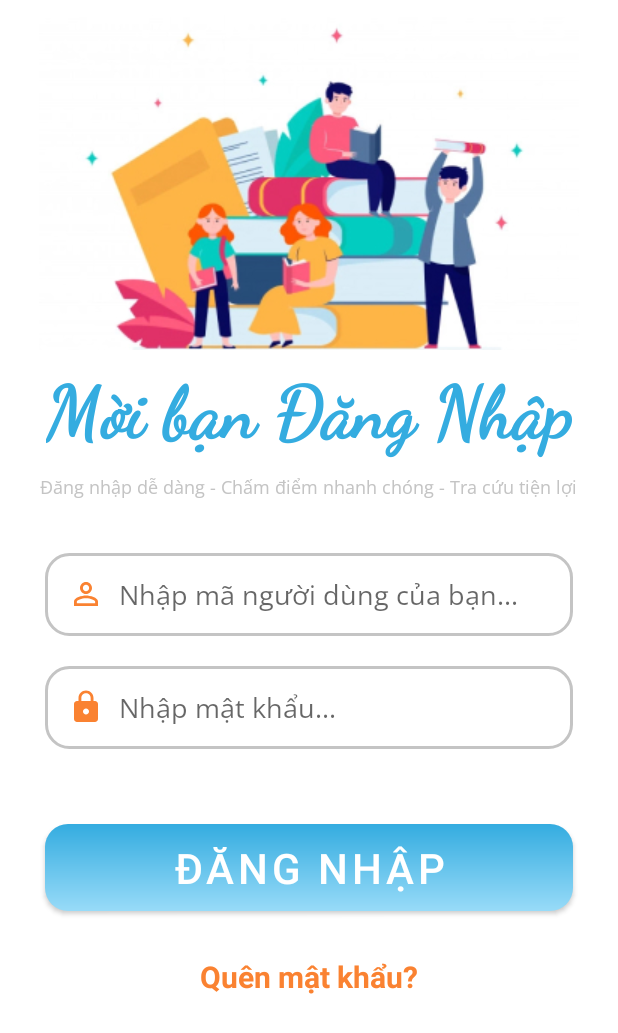
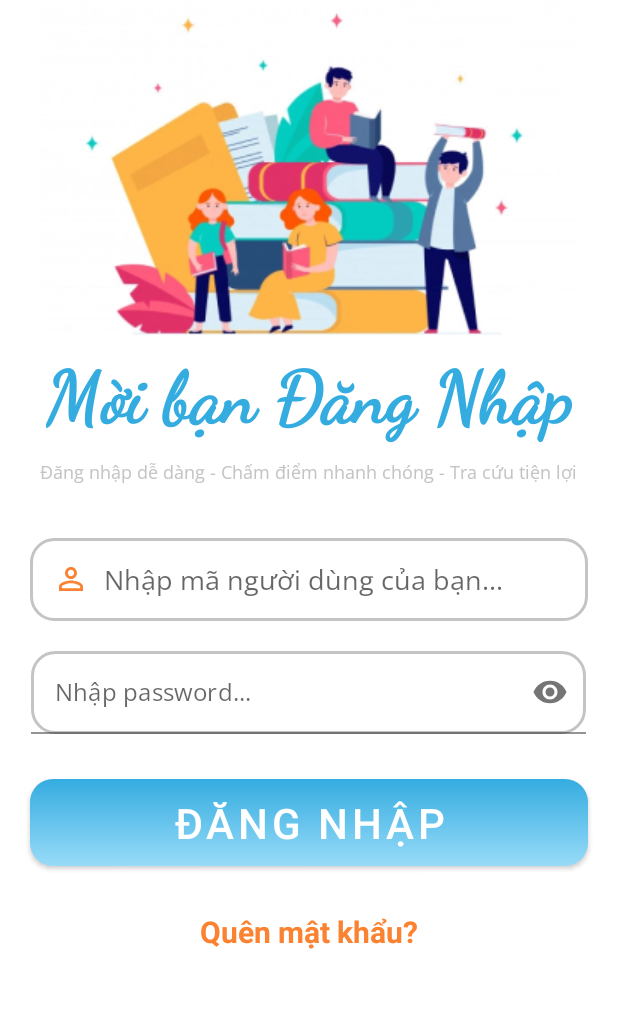
Before and after one commit to nguyenson257/AppDiemRenLuyen, an Android app: the DangNhap screen opened directly, with no data from a screen before it, on a phone screen of 412 x 824 dp. Shown: the top 1033 px of the screen. Run offline under Robolectric (Android 15) with nearby library versions, the phone set to English and light mode, and no system bars.

Commit message:
Mien update

```diff
--- a/app/src/main/java/com/example/diemrenluyen/DangNhap.java
+++ b/app/src/main/java/com/example/diemrenluyen/DangNhap.java
@@ -103,7 +103,7 @@ public class DangNhap extends AppCompatActivity {
 
     public void init(){
         txt_username = findViewById(R.id.txt_username);
-        txt_password = findViewById(R.id.txt_password);
+        txt_password = findViewById(R.id.pass);
         btn_dangnhap = findViewById(R.id.btn_dangnhap);
     }
 }
--- /dev/null
+++ b/app/src/main/res/drawable/bg_edit_text_border.xml
@@ -0,0 +1,5 @@
+<shape xmlns:android="http://schemas.android.com/apk/res/android">
+    <corners android:radius="20dp"/>
+    <stroke android:width="2dp"
+        android:color="#d3d3d3"/>
+</shape>
--- a/app/src/main/res/layout/activity_dang_nhap.xml
+++ b/app/src/main/res/layout/activity_dang_nhap.xml
@@ -1,11 +1,9 @@
 <?xml version="1.0" encoding="utf-8"?>
-<LinearLayout xmlns:android="http://schemas.android.com/apk/res/android"
+<RelativeLayout xmlns:android="http://schemas.android.com/apk/res/android"
     xmlns:app="http://schemas.android.com/apk/res-auto"
     xmlns:tools="http://schemas.android.com/tools"
     android:layout_width="match_parent"
     android:layout_height="match_parent"
-    android:orientation="vertical"
-    android:padding="10dp"
     tools:context=".DangNhap">
 
     <ImageView
@@ -18,10 +16,10 @@
         android:id="@+id/textView"
         android:layout_width="wrap_content"
         android:layout_height="wrap_content"
-        android:layout_gravity="center"
+        android:layout_below="@id/imageView"
+        android:layout_centerHorizontal="true"
         android:layout_marginTop="5dp"
         android:layout_marginBottom="5dp"
-
         android:fontFamily="@font/dancingscript"
         android:text="Mời bạn Đăng Nhập"
         android:textColor="@color/xanhduong"
@@ -32,11 +30,12 @@
         android:id="@+id/textView2"
         android:layout_width="wrap_content"
         android:layout_height="wrap_content"
-        android:layout_gravity="center"
+        android:layout_centerHorizontal="true"
         android:layout_marginTop="5dp"
         android:layout_marginBottom="5dp"
         android:fontFamily="@font/opensans"
         android:textColor="@color/xam"
+        android:layout_below="@id/textView"
         android:text="Đăng nhập dễ dàng - Chấm điểm nhanh chóng - Tra cứu tiện lợi"
         android:textSize="12sp" />
 
@@ -44,6 +43,8 @@
         android:id="@+id/txt_username"
         android:layout_width="match_parent"
         android:layout_height="wrap_content"
+        android:layout_below="@id/textView2"
+        android:layout_centerHorizontal="true"
         android:layout_marginLeft="20dp"
         android:layout_marginTop="30dp"
         android:layout_marginRight="20dp"
@@ -56,41 +57,53 @@
         android:hint="Nhập mã người dùng của bạn..."
         android:padding="15dp" />
 
-    <EditText
-        android:id="@+id/txt_password"
-        android:layout_width="match_parent"
-        android:layout_height="wrap_content"
-        android:layout_marginLeft="20dp"
+    <com.google.android.material.textfield.TextInputLayout
+        android:id="@+id/layout_pass"
+        android:layout_width="370dp"
+        android:layout_height="55dp"
+        android:layout_below="@id/txt_username"
+        android:layout_centerHorizontal="true"
         android:layout_marginTop="10dp"
-        android:layout_marginRight="20dp"
-        android:layout_marginBottom="30dp"
-        android:inputType="textPassword"
-        android:background="@drawable/boder_xam"
-        android:drawableLeft="@drawable/ic_baseline_lock_24"
-        android:drawablePadding="10dp"
-        android:fontFamily="@font/opensans"
-        android:hint="Nhập mật khẩu..."
-        android:padding="15dp" />
+        app:hintEnabled="false"
+        app:passwordToggleEnabled="true">
+        <EditText
+            android:id="@+id/pass"
+            android:layout_width="match_parent"
+            android:layout_height="match_parent"
+            android:width="330dp"
+            android:height="60dp"
+            android:background="@drawable/boder_xam"
+            android:fontFamily="@font/opensans"
+            android:hint="Nhập password..."
+            android:inputType="textPassword"
+            android:paddingLeft="20dp"
+            android:paddingTop="15dp"
+            android:paddingBottom="15dp" />
+    </com.google.android.material.textfield.TextInputLayout>
 
     <Button
         android:id="@+id/btn_dangnhap"
         android:layout_width="match_parent"
         android:layout_height="wrap_content"
+        android:layout_below="@id/layout_pass"
+        android:layout_marginStart="20dp"
+        android:layout_marginTop="30dp"
+        android:layout_marginEnd="20dp"
+        android:layout_marginBottom="20dp"
         android:background="@drawable/button_back"
-        app:backgroundTint="@null"
+        android:text="ĐĂNG NHẬP"
         android:textSize="28dp"
-        android:layout_margin="20dp"
-        android:text="ĐĂNG NHẬP" />
+        app:backgroundTint="@null" />
 
     <TextView
         android:id="@+id/textView3"
         android:layout_width="wrap_content"
         android:layout_height="wrap_content"
-        android:layout_gravity="center"
+        android:layout_centerHorizontal="true"
         android:layout_margin="10dp"
-
+        android:layout_below="@id/btn_dangnhap"
         android:text="Quên mật khẩu?"
         android:textColor="@color/cam"
         android:textSize="20dp"
         android:textStyle="bold" />
-</LinearLayout>
+</RelativeLayout>
```
Also changed, not shown: app/src/main/res/drawable/bg_input.xml (added, +12 -0 lines), app/src/main/res/layout/activity_trang_chu.xml (+26 -1 lines), app/src/main/res/drawable/imgmain.png (added).
